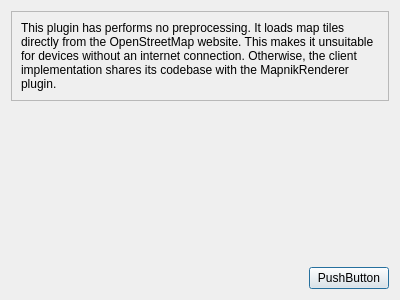
Above: plugins/osmrenderer/orsettingsdialog.ui from shentok/MoNav before the change. Below: the same form after it.
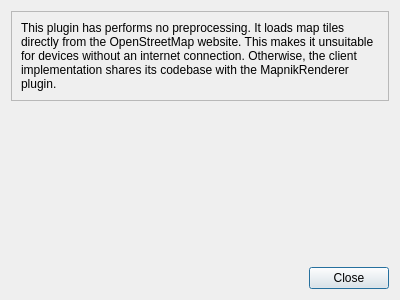
That is the form after the change.

Commit message: OSMR: Fixed buggy button

Diff of the .ui file:
```diff
--- a/plugins/osmrenderer/orsettingsdialog.ui
+++ b/plugins/osmrenderer/orsettingsdialog.ui
@@ -67,7 +67,7 @@
      <item>
       <widget class="QPushButton" name="pushButton">
        <property name="text">
-        <string>PushButton</string>
+        <string>Close</string>
        </property>
       </widget>
      </item>
```
Left out of the diff: 19 changed lines with no effect on the pictures.
